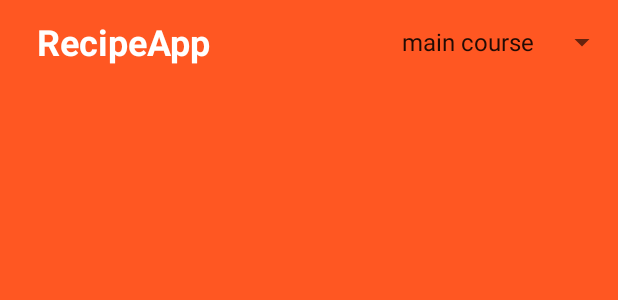
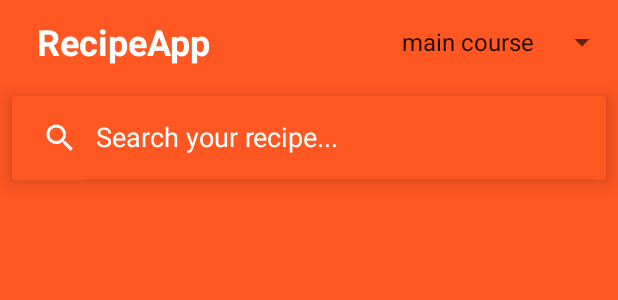
Before and after one commit to MarceloAbbi/TrabalhoFinalMobile, an Android app: the layout activity_main.xml on its own in the app's theme, with its tools: preview values and no code run, on a phone screen of 412 x 824 dp. Shown: the top 300 px of the screen. Run offline under Robolectric (Android 15) with nearby library versions, the phone set to English and light mode, and no system bars.

Commit message:
criação do listener para a ID das recipes

```diff
--- a/RecipeApp/app/src/main/AndroidManifest.xml
+++ b/RecipeApp/app/src/main/AndroidManifest.xml
@@ -3,7 +3,7 @@
     xmlns:tools="http://schemas.android.com/tools"
     package="com.example.recipeapp">
 
-    <uses-permission android:name="android.permission.INTERNET"/>
+    <uses-permission android:name="android.permission.INTERNET" />
 
     <application
         android:allowBackup="true"
@@ -16,6 +16,9 @@
         android:theme="@style/Theme.RecipeApp"
         tools:targetApi="31">
         <activity
+            android:name=".RecipeDetailsActivity"
+            android:exported="false" />
+        <activity
             android:name=".MainActivity"
             android:exported="true">
             <intent-filter>
--- /dev/null
+++ b/RecipeApp/app/src/main/java/com/example/recipeapp/Listeners/RecipeClickListener.java
@@ -0,0 +1,5 @@
+package com.example.recipeapp.Listeners;
+
+public interface RecipeClickListener {
+    void onRecipeClicked(String id);
+}
--- /dev/null
+++ b/RecipeApp/app/src/main/res/drawable/ic_search.xml
@@ -0,0 +1,5 @@
+<vector android:height="24dp" android:tint="#FFFFFF"
+    android:viewportHeight="24" android:viewportWidth="24"
+    android:width="24dp" xmlns:android="http://schemas.android.com/apk/res/android">
+    <path android:fillColor="@android:color/white" android:pathData="M15.5,14h-0.79l-0.28,-0.27C15.41,12.59 16,11.11 16,9.5 16,5.91 13.09,3 9.5,3S3,5.91 3,9.5 5.91,16 9.5,16c1.61,0 3.09,-0.59 4.23,-1.57l0.27,0.28v0.79l5,4.99L20.49,19l-4.99,-5zM9.5,14C7.01,14 5,11.99 5,9.5S7.01,5 9.5,5 14,7.01 14,9.5 11.99,14 9.5,14z"/>
+</vector>
--- a/RecipeApp/app/src/main/res/layout/activity_main.xml
+++ b/RecipeApp/app/src/main/res/layout/activity_main.xml
@@ -34,6 +34,21 @@
         </RelativeLayout>
     </androidx.appcompat.widget.Toolbar>
 
+    <androidx.cardview.widget.CardView
+        app:cardElevation="8dp"
+        app:cardBackgroundColor="@color/orange"
+        android:layout_margin="8dp"
+        android:layout_width="match_parent"
+        android:layout_height="?attr/actionBarSize">
+        <androidx.appcompat.widget.SearchView
+            android:id="@+id/searchView_home"
+            app:queryHint="Search your recipe..."
+            app:iconifiedByDefault="false"
+            app:searchIcon="@drawable/ic_search"
+            android:layout_width="match_parent"
+            android:layout_height="match_parent"/>
+    </androidx.cardview.widget.CardView>
+
     <androidx.recyclerview.widget.RecyclerView
         android:id="@+id/recycler_random"
         android:layout_margin="4dp"
--- a/RecipeApp/app/src/main/res/values-night/themes.xml
+++ b/RecipeApp/app/src/main/res/values-night/themes.xml
@@ -12,5 +12,7 @@
         <!-- Status bar color. -->
         <item name="android:statusBarColor" tools:targetApi="l">?attr/colorPrimaryVariant</item>
         <!-- Customize your theme here. -->
+        <item name="android:editTextColor">@color/white</item>
+        <item name="android:textColorHint">@color/white</item>
     </style>
 </resources>
--- a/RecipeApp/app/src/main/res/values/themes.xml
+++ b/RecipeApp/app/src/main/res/values/themes.xml
@@ -12,5 +12,7 @@
         <!-- Status bar color. -->
         <item name="android:statusBarColor" tools:targetApi="l">?attr/colorPrimaryVariant</item>
         <!-- Customize your theme here. -->
+        <item name="android:editTextColor">@color/white</item>
+        <item name="android:textColorHint">@color/white</item>
     </style>
 </resources>
```
Also changed, not shown: RecipeApp/app/src/main/java/com/example/recipeapp/Adapters/RandomRecipeAdapter.java (+11 -1 lines), RecipeApp/app/src/main/java/com/example/recipeapp/MainActivity.java (+28 -1 lines), RecipeApp/app/src/main/java/com/example/recipeapp/RecipeDetailsActivity.java (added, +14 -0 lines), RecipeApp/app/src/main/res/layout/activity_recipe_details.xml (added, +9 -0 lines).
